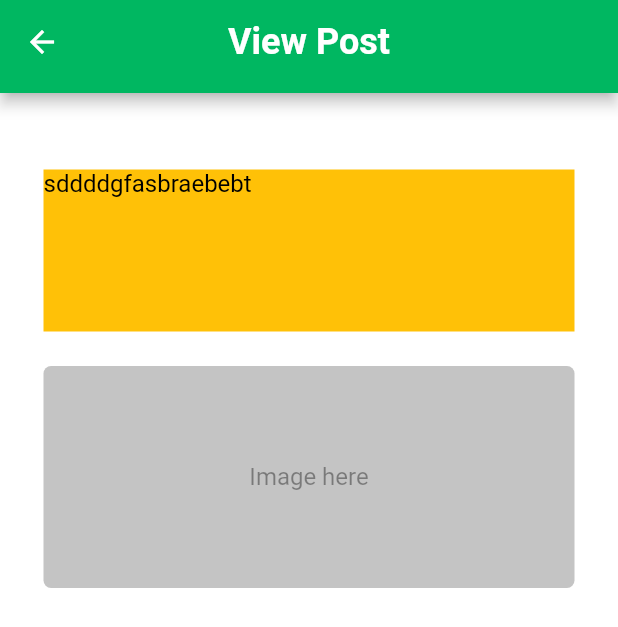
After one commit to bilal1080/ui_project, a Flutter app: the ViewPost screen opened directly, on a phone screen of 412 x 824 dp. The commit adds this screen. Shown: the top 627 px of the screen. Run offline on Flutter 3.47's test engine with Material 2 defaults, Android fonts, the light colour scheme and no system bars; our stand-ins replace image_picker, shared_preferences; accounts and stored records are empty.

Commit message:
4th commit

```diff
--- /dev/null
+++ b/lib/Screens/viewPost.dart
@@ -0,0 +1,66 @@
+import 'package:flutter/material.dart';
+import 'package:flutter_project1/Common/widgets/height.dart';
+import 'package:flutter_project1/Common/widgets/inputText.dart';
+
+class ViewPost extends StatefulWidget {
+  ViewPost({Key? key}) : super(key: key);
+
+  @override
+  _ViewPostState createState() => _ViewPostState();
+}
+
+class _ViewPostState extends State<ViewPost> {
+  @override
+  Widget build(BuildContext context) {
+    return Scaffold(
+      backgroundColor: Colors.white,
+      appBar: PreferredSize(
+        preferredSize: Size.fromHeight(62.0),
+        child: AppBar(
+            centerTitle: true,
+            backgroundColor: Color(0xff00B761),
+            title: InputText(
+                text: 'View Post',
+                color: Colors.white,
+                weight: FontWeight.w700,
+                size: 24.0,
+                alignment: TextAlign.center)),
+      ),
+      body: Padding(
+        padding: const EdgeInsets.only(left: 29.0, right: 29.0),
+        child: Column(
+          children: <Widget>[
+            Height(height: 51.0),
+            Container(
+              height: 108.0,
+              width: MediaQuery.of(context).size.width,
+              color: Colors.amber,
+              child: InputText(
+                  text: 'sddddgfasbraebebt',
+                  color: Colors.black,
+                  weight: FontWeight.w400,
+                  size: 16.0,
+                  alignment: TextAlign.start),
+            ),
+            Height(height: 23.0),
+            Container(
+              height: 148,
+              width: MediaQuery.of(context).size.width,
+              decoration: BoxDecoration(
+                  color: Color(0xffC4C4C4),
+                  borderRadius: BorderRadius.all(Radius.circular(5))),
+              child: Center(
+                child: InputText(
+                    text: 'Image here',
+                    color: Colors.black38,
+                    weight: FontWeight.w400,
+                    size: 16.0,
+                    alignment: TextAlign.center),
+              ),
+            ),
+          ],
+        ),
+      ),
+    );
+  }
+}
--- /dev/null
+++ b/lib/model/StorePost.dart
@@ -0,0 +1,3 @@
+//import 'package:flutter_project1/model/post.dart';
+
+//List<Post> tasks = [];
--- /dev/null
+++ b/lib/model/post.dart
@@ -0,0 +1,12 @@
+
+class Postdata {
+  final String? title;
+  final String? body;
+  final String? iMage;
+
+  Postdata({
+    this.title,
+    this.body,
+    this.iMage,
+  });
+}
--- a/lib/util/Shared_preference.dart
+++ b/lib/util/Shared_preference.dart
@@ -1,19 +1,17 @@
 import 'package:shared_preferences/shared_preferences.dart';
 import 'dart:async';
-
 
 Future saveUser(String token) async {
   final SharedPreferences prefs = await SharedPreferences.getInstance();
   prefs.setString("api_token", token);
   //print(token.toString());
-
-
 }
 
 void removeUser() async {
   final SharedPreferences prefs = await SharedPreferences.getInstance();
   prefs.remove("api_token");
 }
+
 getToken() async {
   final SharedPreferences prefs = await SharedPreferences.getInstance();
   String? apitoken = prefs.getString("api_token");
--- a/pubspec.yaml
+++ b/pubspec.yaml
@@ -30,6 +30,8 @@ dependencies:
   cupertino_icons: ^1.0.2
   http: ^0.13.3
   shared_preferences: ^2.0.7
+  image_picker: ^0.8.4
+
 
 dev_dependencies:
   flutter_test:
```
Also changed, not shown: lib/Common/widgets/height.dart (+7 -2 lines), lib/Screens/createPost.dart (+58 -9 lines), lib/Screens/postList.dart (+28 -2 lines), lib/main.dart (+2 -5 lines), lib/util/post_sharedpreference.dart (added, +48 -0 lines), pubspec.lock. Lines whose indentation alone changed are shown as unchanged.
